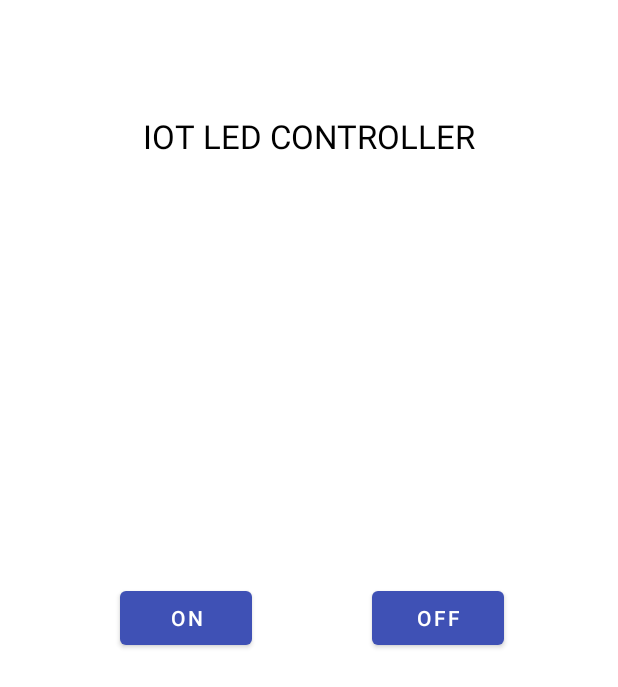
After one commit to 7thcentraltechnology/homeauto, an Android app: the Test screen opened directly, with no data from a screen before it, on a phone screen of 412 x 824 dp. The commit adds this screen. Shown: the top 687 px of the screen. Run offline under Robolectric (Android 15) with nearby library versions, the phone set to English and light mode, and no system bars; our stand-ins replace Firebase (no records; nobody signed in at launch, a user with empty details on screens opened directly).

Commit message:
Latest Updated

```diff
--- a/app/build.gradle
+++ b/app/build.gradle
@@ -44,6 +44,7 @@ dependencies {
     implementation 'com.google.firebase:firebase-database'
     implementation 'com.google.firebase:firebase-auth:19.3.2'
     implementation 'com.google.firebase:firebase-core:16.0.1'
+    implementation 'com.android.volley:volley:1.2.0'
     implementation platform('com.google.firebase:firebase-bom:27.0.0')
     def lottieVersion = "3.7.0"
     implementation "com.airbnb.android:lottie:$lottieVersion"
--- /dev/null
+++ b/app/src/main/java/com/example/homeauto/Test.java
@@ -0,0 +1,41 @@
+package com.example.homeauto;
+
+import androidx.appcompat.app.AppCompatActivity;
+
+import android.os.Bundle;
+import android.view.View;
+import android.widget.Button;
+
+import com.google.firebase.database.DatabaseReference;
+import com.google.firebase.database.FirebaseDatabase;
+
+public class Test extends AppCompatActivity {
+    Button on;
+    Button off;
+
+    @Override
+    protected void onCreate(Bundle savedInstanceState) {
+        super.onCreate(savedInstanceState);
+        setContentView(R.layout.activity_test);
+
+        on = findViewById(R.id.button_on);
+        off = findViewById(R.id.button_off);
+        on.setOnClickListener(new View.OnClickListener(){
+            @Override
+            public void onClick(View view) {
+                // Write a message to the database
+                FirebaseDatabase database = FirebaseDatabase.getInstance();
+                DatabaseReference myRef = database.getReference("LED_STATUS");//LED_STATUS is Firebase database LED_STATUS
+                myRef.setValue(1);
+            }
+        });
+        off.setOnClickListener(new View.OnClickListener(){
+            @Override
+            public void onClick(View view) {
+                FirebaseDatabase database = FirebaseDatabase.getInstance();
+                DatabaseReference myRef = database.getReference("LED_STATUS");//LED_STATUS is Firebase database LED_STATUS
+                myRef.setValue(0);
+            }
+        });
+    }
+}
--- /dev/null
+++ b/app/src/main/res/drawable/ic_baseline_mic_none_24.xml
@@ -0,0 +1,5 @@
+<vector android:height="24dp" android:tint="#FFFFFF"
+    android:viewportHeight="24" android:viewportWidth="24"
+    android:width="24dp" xmlns:android="http://schemas.android.com/apk/res/android">
+    <path android:fillColor="@android:color/white" android:pathData="M12,14c1.66,0 2.99,-1.34 2.99,-3L15,5c0,-1.66 -1.34,-3 -3,-3S9,3.34 9,5v6c0,1.66 1.34,3 3,3zM10.8,4.9c0,-0.66 0.54,-1.2 1.2,-1.2 0.66,0 1.2,0.54 1.2,1.2l-0.01,6.2c0,0.66 -0.53,1.2 -1.19,1.2 -0.66,0 -1.2,-0.54 -1.2,-1.2L10.8,4.9zM17.3,11c0,3 -2.54,5.1 -5.3,5.1S6.7,14 6.7,11L5,11c0,3.41 2.72,6.23 6,6.72L11,21h2v-3.28c3.28,-0.48 6,-3.3 6,-6.72h-1.7z"/>
+</vector>
--- a/app/src/main/res/layout/activity_main.xml
+++ b/app/src/main/res/layout/activity_main.xml
@@ -232,6 +232,7 @@
 
 
             <androidx.cardview.widget.CardView
+                android:id="@+id/manage_sensor"
                 android:layout_width="150dp"
                 android:layout_height="150dp"
                 app:cardCornerRadius="12dp"
--- /dev/null
+++ b/app/src/main/res/layout/activity_test.xml
@@ -0,0 +1,54 @@
+<?xml version="1.0" encoding="utf-8"?>
+<androidx.constraintlayout.widget.ConstraintLayout
+    xmlns:android="http://schemas.android.com/apk/res/android"
+    xmlns:app="http://schemas.android.com/apk/res-auto"
+    xmlns:tools="http://schemas.android.com/tools"
+    android:layout_width="match_parent"
+    android:layout_height="match_parent"
+    android:background="#fff"
+    tools:context=".Test">
+
+
+    <Button
+        android:id="@+id/button_on"
+        android:layout_width="wrap_content"
+        android:layout_height="wrap_content"
+        android:layout_marginBottom="8dp"
+        android:layout_marginEnd="8dp"
+        android:layout_marginStart="8dp"
+        android:layout_marginTop="8dp"
+        android:text="ON"
+        app:layout_constraintBottom_toBottomOf="parent"
+        app:layout_constraintEnd_toStartOf="@+id/button_off"
+        app:layout_constraintStart_toStartOf="parent"
+        app:layout_constraintTop_toTopOf="parent" />
+
+    <Button
+        android:id="@+id/button_off"
+        android:layout_width="wrap_content"
+        android:layout_height="wrap_content"
+        android:layout_marginBottom="8dp"
+        android:layout_marginEnd="76dp"
+        android:layout_marginRight="76dp"
+        android:layout_marginTop="8dp"
+        android:text="OFF"
+        app:layout_constraintBottom_toBottomOf="parent"
+        app:layout_constraintEnd_toEndOf="parent"
+        app:layout_constraintTop_toTopOf="parent" />
+
+    <TextView
+        android:id="@+id/textView2"
+        android:layout_width="wrap_content"
+        android:layout_height="40dp"
+        android:layout_marginEnd="8dp"
+        android:layout_marginStart="8dp"
+        android:layout_marginTop="76dp"
+        android:text="IOT LED CONTROLLER"
+        android:textColor="#000"
+        android:textAppearance="@style/TextAppearance.AppCompat.Large"
+        app:layout_constraintEnd_toEndOf="parent"
+        app:layout_constraintHorizontal_bias="0.502"
+        app:layout_constraintStart_toStartOf="parent"
+        app:layout_constraintTop_toTopOf="parent" />
+
+</androidx.constraintlayout.widget.ConstraintLayout>
```
Also changed, not shown: app/src/main/AndroidManifest.xml (+9 -1 lines), app/src/main/java/com/example/homeauto/Lights.java (+22 -2 lines), app/src/main/java/com/example/homeauto/MainActivity.java (+9 -1 lines), app/src/main/java/com/example/homeauto/RequestTask.java (added, +64 -0 lines), app/src/main/java/com/example/homeauto/SpeachLights.java (added, +132 -0 lines), app/src/main/res/layout/activity_speach_lights.xml (added, +31 -0 lines).
